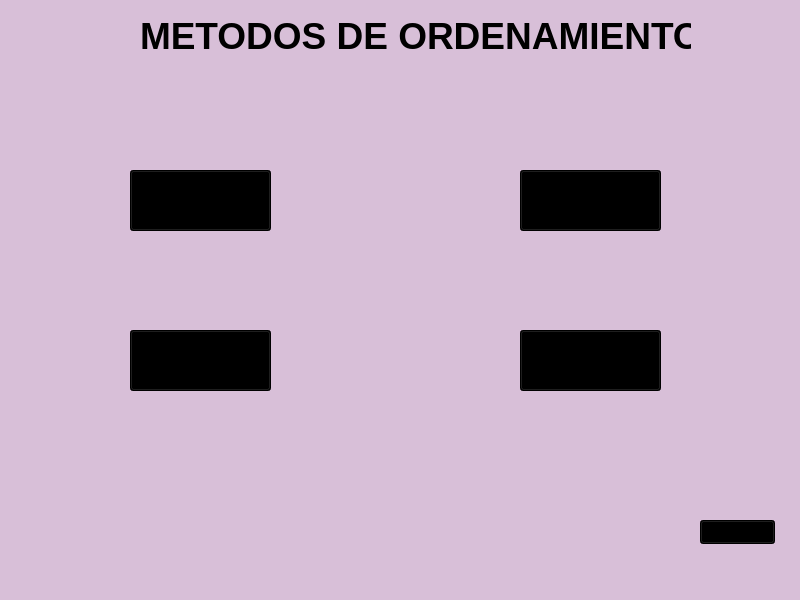
This is UIS/Ordenamiento.ui in fcall34/dataestructurefordummies as Qt 5 draws it before an edit. The edited form follows.
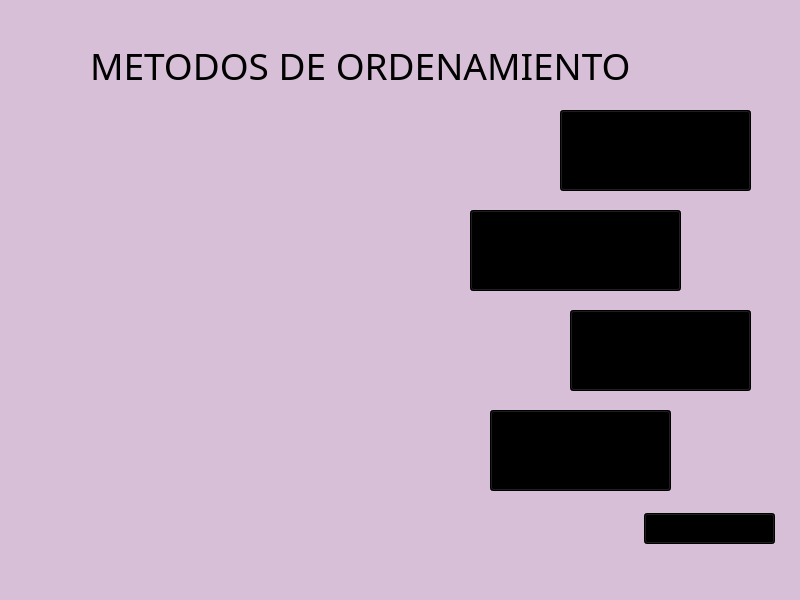
This is the edited form. Icons and pictures are not drawn.

Commit message: Ordenamiento Completo

Diff of the .ui file:
```diff
--- a/UIS/Ordenamiento.ui
+++ b/UIS/Ordenamiento.ui
@@ -20,16 +20,17 @@
    <widget class="QLabel" name="label">
     <property name="geometry">
      <rect>
-      <x>140</x>
-      <y>-10</y>
-      <width>551</width>
+      <x>90</x>
+      <y>20</y>
+      <width>621</width>
       <height>91</height>
      </rect>
     </property>
     <property name="font">
      <font>
+      <family>Caprasimo</family>
       <pointsize>28</pointsize>
-      <bold>true</bold>
+      <bold>false</bold>
      </font>
     </property>
     <property name="text">
@@ -39,12 +40,18 @@
    <widget class="QPushButton" name="QUICKSORT">
     <property name="geometry">
      <rect>
-      <x>130</x>
-      <y>170</y>
-      <width>141</width>
-      <height>61</height>
+      <x>560</x>
+      <y>110</y>
+      <width>191</width>
+      <height>81</height>
      </rect>
     </property>
+    <property name="font">
+     <font>
+      <family>Caprasimo</family>
+      <pointsize>16</pointsize>
+     </font>
+    </property>
     <property name="styleSheet">
      <string notr="true">background-color: black;
 </string>
@@ -56,12 +63,18 @@
    <widget class="QPushButton" name="MERGESORT">
     <property name="geometry">
      <rect>
-      <x>520</x>
-      <y>170</y>
-      <width>141</width>
-      <height>61</height>
+      <x>570</x>
+      <y>310</y>
+      <width>181</width>
+      <height>81</height>
      </rect>
     </property>
+    <property name="font">
+     <font>
+      <family>Caprasimo</family>
+      <pointsize>16</pointsize>
+     </font>
+    </property>
     <property name="styleSheet">
      <string notr="true">background-color: black;
 </string>
@@ -73,12 +86,18 @@
    <widget class="QPushButton" name="HEAPSORT">
     <property name="geometry">
      <rect>
-      <x>520</x>
-      <y>330</y>
-      <width>141</width>
-      <height>61</height>
+      <x>490</x>
+      <y>410</y>
+      <width>181</width>
+      <height>81</height>
      </rect>
     </property>
+    <property name="font">
+     <font>
+      <family>Caprasimo</family>
+      <pointsize>16</pointsize>
+     </font>
+    </property>
     <property name="styleSheet">
      <string notr="true">background-color: black;
 </string>
@@ -90,12 +109,18 @@
    <widget class="QPushButton" name="COUNTINGSORT">
     <property name="geometry">
      <rect>
-      <x>130</x>
-      <y>330</y>
-      <width>141</width>
-      <height>61</height>
+      <x>470</x>
+      <y>210</y>
+      <width>211</width>
+      <height>81</height>
      </rect>
     </property>
+    <property name="font">
+     <font>
+      <family>Caprasimo</family>
+      <pointsize>16</pointsize>
+     </font>
+    </property>
     <property name="styleSheet">
      <string notr="true">background-color: black;
 </string>
@@ -107,12 +132,17 @@
    <widget class="QPushButton" name="ATRAS">
     <property name="geometry">
      <rect>
-      <x>700</x>
-      <y>520</y>
-      <width>75</width>
-      <height>24</height>
+      <x>644</x>
+      <y>513</y>
+      <width>131</width>
+      <height>31</height>
      </rect>
     </property>
+    <property name="font">
+     <font>
+      <family>Caprasimo</family>
+     </font>
+    </property>
     <property name="styleSheet">
      <string notr="true">background-color:black;
 
@@ -122,6 +152,25 @@
      <string>ATRAS</string>
     </property>
    </widget>
+   <widget class="QLabel" name="label_2">
+    <property name="geometry">
+     <rect>
+      <x>60</x>
+      <y>130</y>
+      <width>361</width>
+      <height>351</height>
+     </rect>
+    </property>
+    <property name="text">
+     <string/>
+    </property>
+    <property name="pixmap">
+     <pixmap>Sources/Images/cubo.png</pixmap>
+    </property>
+    <property name="scaledContents">
+     <bool>true</bool>
+    </property>
+   </widget>
   </widget>
   <widget class="QMenuBar" name="menubar">
    <property name="geometry">
```
The commit also changes 36 other files.
